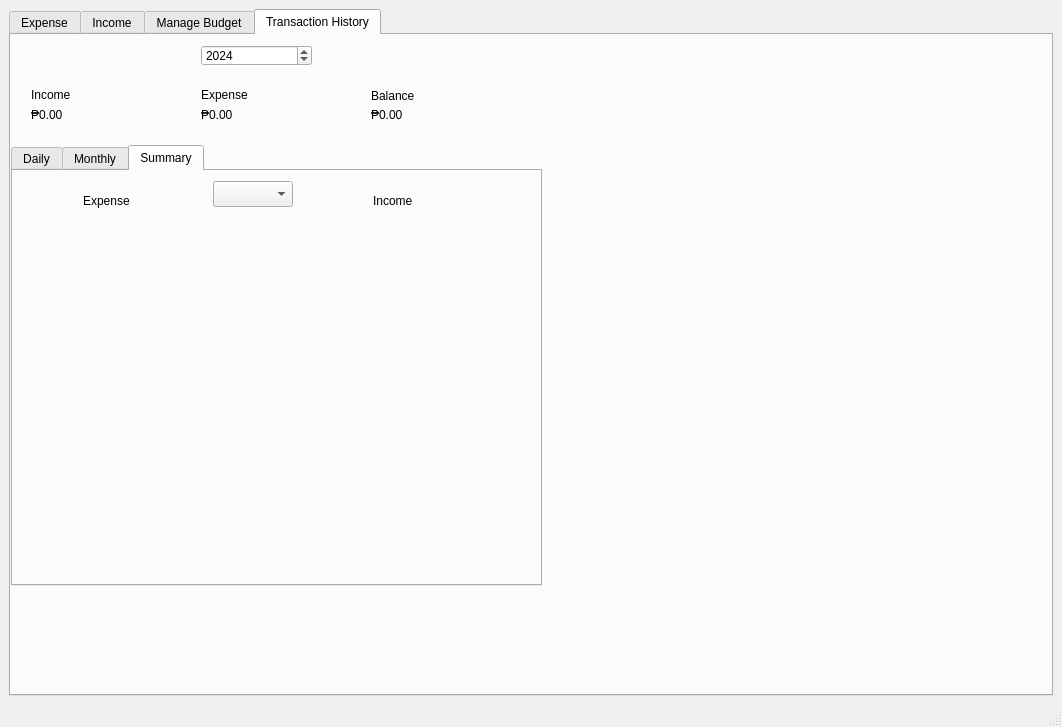
Qt form GUI/mainwindow.ui (TheMaxL/Spending-and-Savings-Tracker) before a commit.
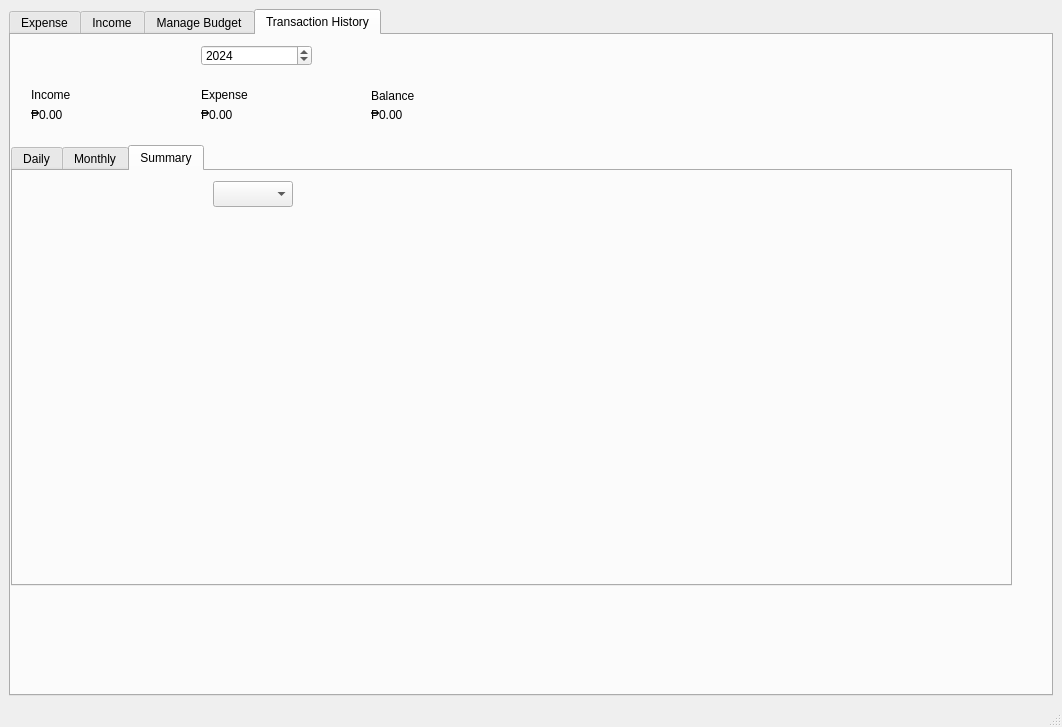
The same form after that commit. The open tabs and pages were chosen to show the change.

Commit message: Pie Chart added

What changed in the file:
```diff
--- a/GUI/mainwindow.ui
+++ b/GUI/mainwindow.ui
@@ -555,7 +555,7 @@
          <rect>
           <x>0</x>
           <y>110</y>
-          <width>531</width>
+          <width>1001</width>
           <height>441</height>
          </rect>
         </property>
@@ -941,10 +941,10 @@
          <widget class="QWidget" name="PieChartExpense" native="true">
           <property name="geometry">
            <rect>
-            <x>20</x>
+            <x>0</x>
             <y>50</y>
-            <width>171</width>
-            <height>111</height>
+            <width>471</width>
+            <height>321</height>
            </rect>
           </property>
          </widget>
@@ -1027,39 +1027,13 @@
          <widget class="QWidget" name="PieChartIncome" native="true">
           <property name="geometry">
            <rect>
-            <x>300</x>
+            <x>480</x>
             <y>50</y>
-            <width>171</width>
-            <height>111</height>
+            <width>501</width>
+            <height>321</height>
            </rect>
           </property>
          </widget>
-         <widget class="QLabel" name="label_3">
-          <property name="geometry">
-           <rect>
-            <x>70</x>
-            <y>20</y>
-            <width>63</width>
-            <height>20</height>
-           </rect>
-          </property>
-          <property name="text">
-           <string>Expense</string>
-          </property>
-         </widget>
-         <widget class="QLabel" name="label_4">
-          <property name="geometry">
-           <rect>
-            <x>360</x>
-            <y>20</y>
-            <width>63</width>
-            <height>20</height>
-           </rect>
-          </property>
-          <property name="text">
-           <string>Income</string>
-          </property>
-         </widget>
         </widget>
        </widget>
        <widget class="QSpinBox" name="spinBoxYear">
```
Left out of the diff: 27 changed lines with no effect on the pictures. The commit also changes 2 other files.
